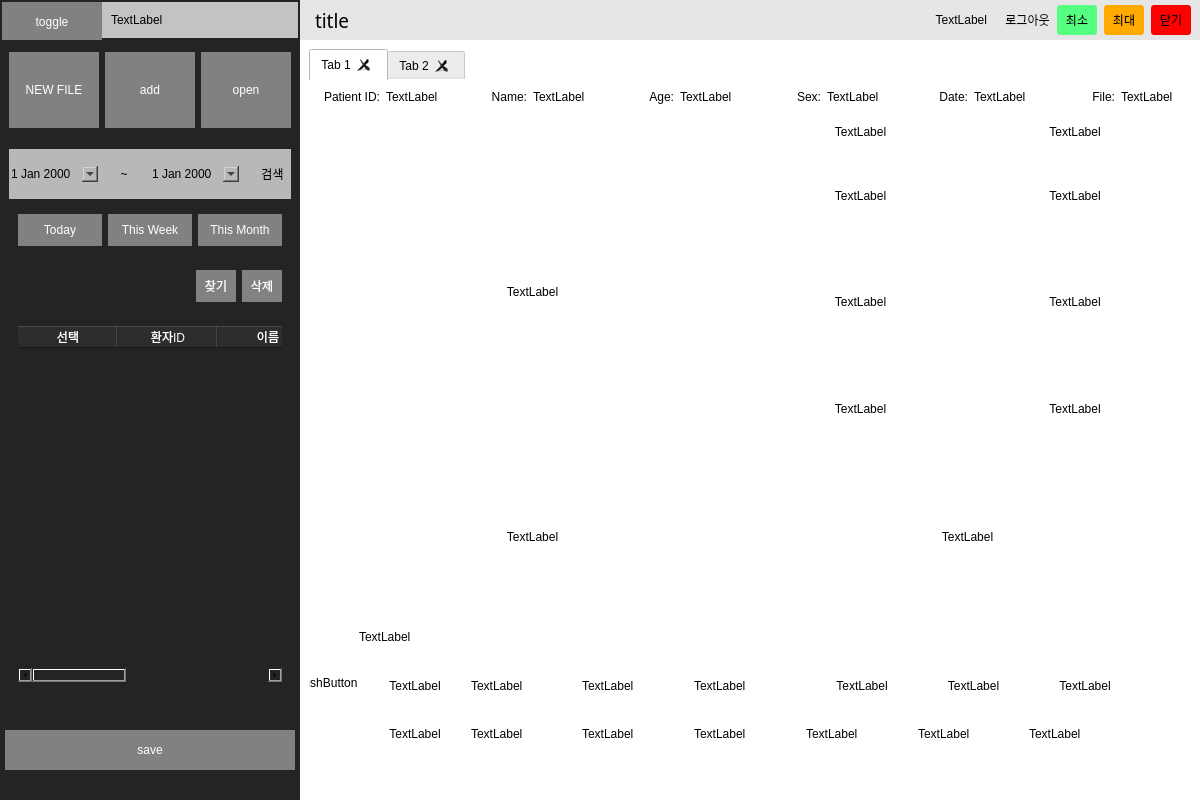
Before: the Qt Designer form ui/test5.ui in youngwookSong/bwave_gui, drawn with Qt 5.
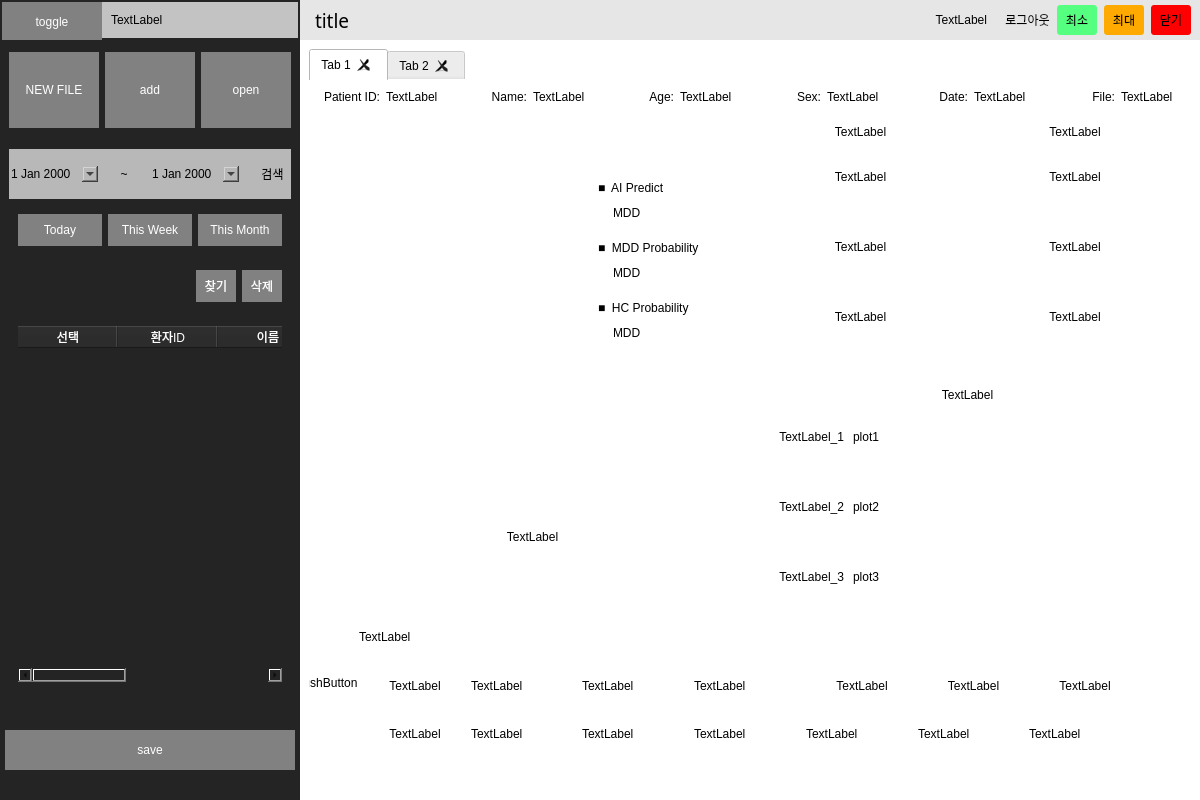
After: the same form once the commit is applied. Icons and pictures are not drawn.

Patch:
```diff
--- a/ui/test5.ui
+++ b/ui/test5.ui
@@ -1595,13 +1595,118 @@
                                <number>0</number>
                               </property>
                               <item>
-                               <widget class="QLabel" name="label_9">
-                                <property name="text">
-                                 <string>TextLabel</string>
+                               <widget class="QFrame" name="frame_62">
+                                <property name="frameShape">
+                                 <enum>QFrame::StyledPanel</enum>
                                 </property>
-                                <property name="alignment">
-                                 <set>Qt::AlignCenter</set>
+                                <property name="frameShadow">
+                                 <enum>QFrame::Raised</enum>
                                 </property>
+                                <widget class="QLabel" name="label_62">
+                                 <property name="geometry">
+                                  <rect>
+                                   <x>280</x>
+                                   <y>110</y>
+                                   <width>121</width>
+                                   <height>31</height>
+                                  </rect>
+                                 </property>
+                                 <property name="styleSheet">
+                                  <string notr="true">font: 10pt &quot;Segoe UI Symbol&quot;;</string>
+                                 </property>
+                                 <property name="text">
+                                  <string>■  MDD Probability</string>
+                                 </property>
+                                 <property name="alignment">
+                                  <set>Qt::AlignLeading|Qt::AlignLeft|Qt::AlignVCenter</set>
+                                 </property>
+                                </widget>
+                                <widget class="QLabel" name="label_63">
+                                 <property name="geometry">
+                                  <rect>
+                                   <x>280</x>
+                                   <y>170</y>
+                                   <width>121</width>
+                                   <height>31</height>
+                                  </rect>
+                                 </property>
+                                 <property name="styleSheet">
+                                  <string notr="true">font: 10pt &quot;Segoe UI Symbol&quot;;</string>
+                                 </property>
+                                 <property name="text">
+                                  <string>■  HC Probability</string>
+                                 </property>
+                                 <property name="alignment">
+                                  <set>Qt::AlignLeading|Qt::AlignLeft|Qt::AlignVCenter</set>
+                                 </property>
+                                </widget>
+                                <widget class="QLabel" name="label_64">
+                                 <property name="geometry">
+                                  <rect>
+                                   <x>280</x>
+                                   <y>50</y>
+                                   <width>121</width>
+                                   <height>31</height>
+                                  </rect>
+                                 </property>
+                                 <property name="styleSheet">
+                                  <string notr="true">font: 10pt &quot;Segoe UI Symbol&quot;;</string>
+                                 </property>
+                                 <property name="text">
+                                  <string>■  AI Predict</string>
+                                 </property>
+                                 <property name="alignment">
+                                  <set>Qt::AlignLeading|Qt::AlignLeft|Qt::AlignVCenter</set>
+                                 </property>
+                                </widget>
+                                <widget class="QLabel" name="label_9">
+                                 <property name="geometry">
+                                  <rect>
+                                   <x>295</x>
+                                   <y>80</y>
+                                   <width>71</width>
+                                   <height>21</height>
+                                  </rect>
+                                 </property>
+                                 <property name="styleSheet">
+                                  <string notr="true">font: 63 14pt &quot;Segoe UI Semibold&quot;;</string>
+                                 </property>
+                                 <property name="text">
+                                  <string>MDD</string>
+                                 </property>
+                                </widget>
+                                <widget class="QLabel" name="label_65">
+                                 <property name="geometry">
+                                  <rect>
+                                   <x>295</x>
+                                   <y>140</y>
+                                   <width>71</width>
+                                   <height>21</height>
+                                  </rect>
+                                 </property>
+                                 <property name="styleSheet">
+                                  <string notr="true">font: 63 14pt &quot;Segoe UI Semibold&quot;;</string>
+                                 </property>
+                                 <property name="text">
+                                  <string>MDD</string>
+                                 </property>
+                                </widget>
+                                <widget class="QLabel" name="label_66">
+                                 <property name="geometry">
+                                  <rect>
+                                   <x>295</x>
+                                   <y>200</y>
+                                   <width>71</width>
+                                   <height>21</height>
+                                  </rect>
+                                 </property>
+                                 <property name="styleSheet">
+                                  <string notr="true">font: 63 14pt &quot;Segoe UI Semibold&quot;;</string>
+                                 </property>
+                                 <property name="text">
+                                  <string>MDD</string>
+                                 </property>
+                                </widget>
                                </widget>
                               </item>
                               <item>
@@ -1876,17 +1981,165 @@
                              <property name="maximumSize">
                               <size>
                                <width>16777215</width>
-                               <height>150</height>
+                               <height>50</height>
                               </size>
                              </property>
                              <property name="text">
                               <string>TextLabel</string>
                              </property>
                              <property name="alignment">
-                              <set>Qt::AlignCenter</set>
+                              <set>Qt::AlignBottom|Qt::AlignHCenter</set>
                              </property>
                             </widget>
                            </item>
+                           <item>
+                            <widget class="QFrame" name="frame_63">
+                             <property name="frameShape">
+                              <enum>QFrame::StyledPanel</enum>
+                             </property>
+                             <property name="frameShadow">
+                              <enum>QFrame::Raised</enum>
+                             </property>
+                             <layout class="QHBoxLayout" name="horizontalLayout_43">
+                              <property name="spacing">
+                               <number>0</number>
+                              </property>
+                              <property name="leftMargin">
+                               <number>0</number>
+                              </property>
+                              <property name="topMargin">
+                               <number>0</number>
+                              </property>
+                              <property name="rightMargin">
+                               <number>0</number>
+                              </property>
+                              <property name="bottomMargin">
+                               <number>0</number>
+                              </property>
+                              <item>
+                               <widget class="QFrame" name="frame_64">
+                                <property name="maximumSize">
+                                 <size>
+                                  <width>100</width>
+                                  <height>16777215</height>
+                                 </size>
+                                </property>
+                                <property name="frameShape">
+                                 <enum>QFrame::StyledPanel</enum>
+                                </property>
+                                <property name="frameShadow">
+                                 <enum>QFrame::Raised</enum>
+                                </property>
+                                <widget class="QLabel" name="label_70">
+                                 <property name="geometry">
+                                  <rect>
+                                   <x>20</x>
+                                   <y>25</y>
+                                   <width>71</width>
+                                   <height>20</height>
+                                  </rect>
+                                 </property>
+                                 <property name="styleSheet">
+                                  <string notr="true">font: 63 10pt &quot;Segoe UI Semibold&quot;;</string>
+                                 </property>
+                                 <property name="text">
+                                  <string>TextLabel_1</string>
+                                 </property>
+                                 <property name="alignment">
+                                  <set>Qt::AlignRight|Qt::AlignTrailing|Qt::AlignVCenter</set>
+                                 </property>
+                                </widget>
+                                <widget class="QLabel" name="label_71">
+                                 <property name="geometry">
+                                  <rect>
+                                   <x>20</x>
+                                   <y>95</y>
+                                   <width>71</width>
+                                   <height>20</height>
+                                  </rect>
+                                 </property>
+                                 <property name="styleSheet">
+                                  <string notr="true">font: 63 10pt &quot;Segoe UI Semibold&quot;;</string>
+                                 </property>
+                                 <property name="text">
+                                  <string>TextLabel_2</string>
+                                 </property>
+                                 <property name="alignment">
+                                  <set>Qt::AlignRight|Qt::AlignTrailing|Qt::AlignVCenter</set>
+                                 </property>
+                                </widget>
+                                <widget class="QLabel" name="label_72">
+                                 <property name="geometry">
+                                  <rect>
+                                   <x>20</x>
+                                   <y>165</y>
+                                   <width>71</width>
+                                   <height>20</height>
+                                  </rect>
+                                 </property>
+                                 <property name="styleSheet">
+                                  <string notr="true">font: 63 10pt &quot;Segoe UI Semibold&quot;;</string>
+                                 </property>
+                                 <property name="text">
+                                  <string>TextLabel_3</string>
+                                 </property>
+                                 <property name="alignment">
+                                  <set>Qt::AlignRight|Qt::AlignTrailing|Qt::AlignVCenter</set>
+                                 </property>
+                                </widget>
+                               </widget>
+                              </item>
+                              <item>
+                               <widget class="QFrame" name="frame_65">
+                                <property name="frameShape">
+                                 <enum>QFrame::StyledPanel</enum>
+                                </property>
+                                <property name="frameShadow">
+                                 <enum>QFrame::Raised</enum>
+                                </property>
+                                <layout class="QVBoxLayout" name="verticalLayout_13">
+                                 <property name="spacing">
+                                  <number>0</number>
+                                 </property>
+                                 <property name="leftMargin">
+                                  <number>0</number>
+                                 </property>
+                                 <property name="topMargin">
+                                  <number>0</number>
+                                 </property>
+                                 <property name="rightMargin">
+                                  <number>0</number>
+                                 </property>
+                                 <property name="bottomMargin">
+                                  <number>0</number>
+                                 </property>
+                                 <item>
+                                  <widget class="QLabel" name="label_67">
+                                   <property name="text">
+                                    <string>plot1</string>
+                                   </property>
+                                  </widget>
+                                 </item>
+                                 <item>
+                                  <widget class="QLabel" name="label_68">
+                                   <property name="text">
+                                    <string>plot2</string>
+                                   </property>
+                                  </widget>
+                                 </item>
+                                 <item>
+                                  <widget class="QLabel" name="label_69">
+                                   <property name="text">
+                                    <string>plot3</string>
+                                   </property>
+                                  </widget>
+                                 </item>
+                                </layout>
+                               </widget>
+                              </item>
+                             </layout>
+                            </widget>
+                           </item>
                           </layout>
                          </widget>
                         </item>
```
